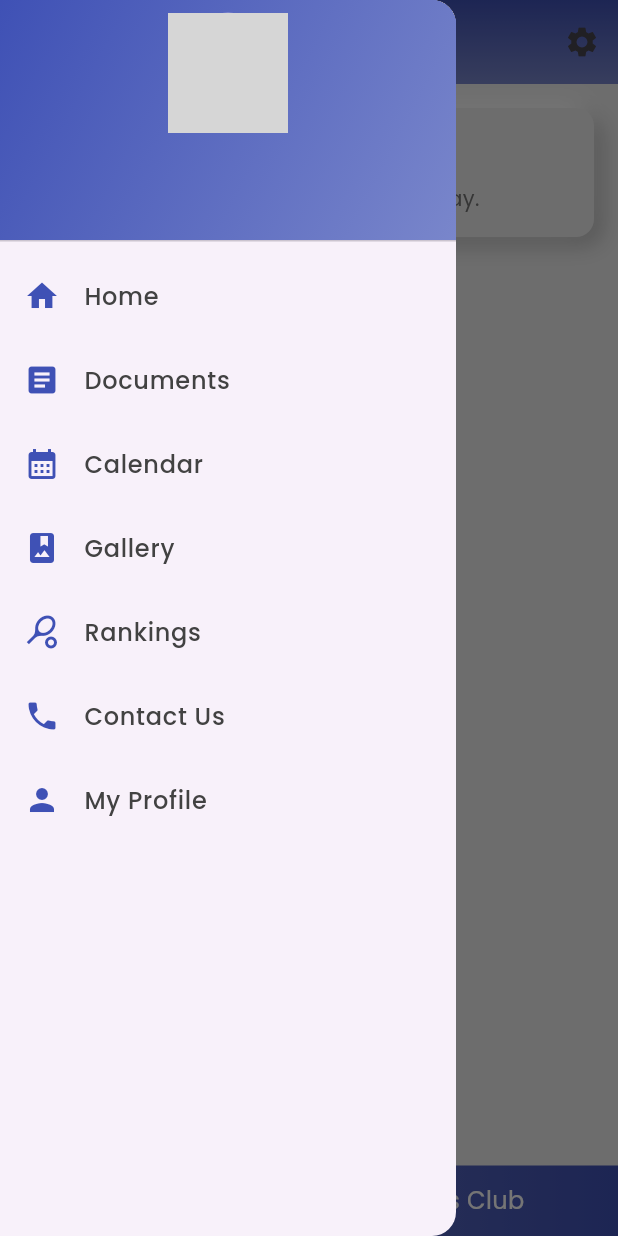
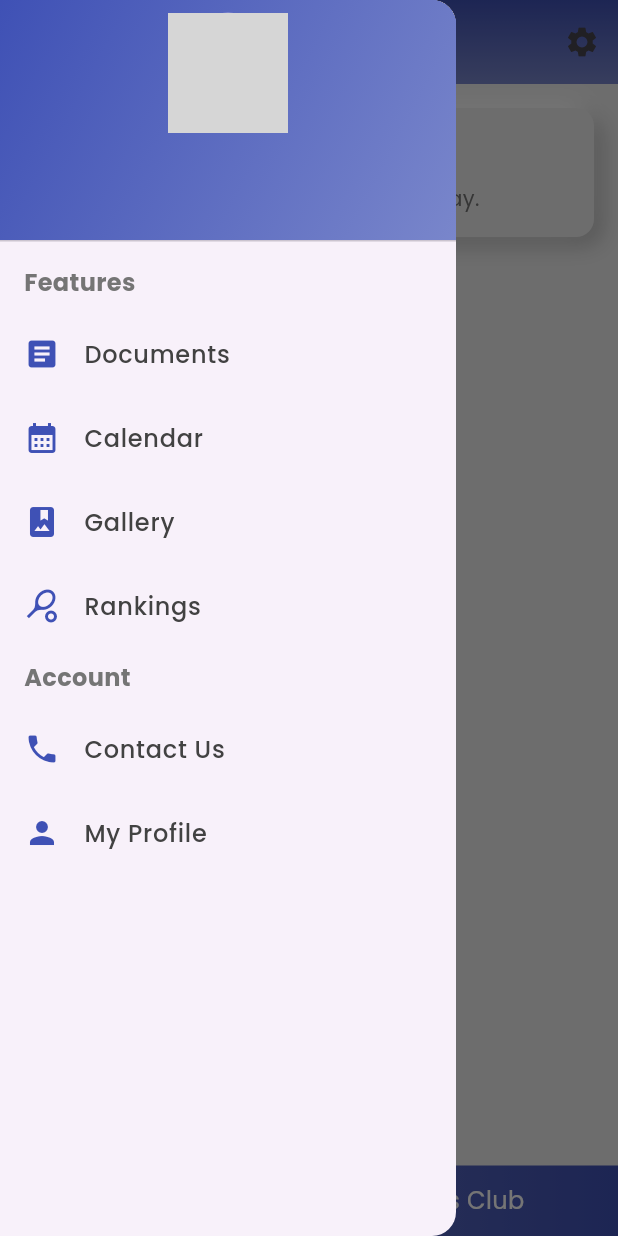
Before and after one commit to Rogaz111/Ashton-Tennis-Club-Production, a Flutter app: the HomePage screen opened directly with empty values, with the side drawer open, on a phone screen of 412 x 824 dp. Run offline on Flutter 3.47's test engine with Material 3 defaults, Android fonts, the phone set to English and light mode, and no system bars; our stand-ins replace cloud_firestore, firebase_auth, firebase_core, firebase_storage, google_fonts, image_picker and 1 more; missing offline and left inert: firebase_app_check; accounts and stored records are empty; network calls fail; grey boxes are pictures that could not be loaded.

Commit message:
My Profile adjustment. General improvements on UI. Addition of Contact us screen functionality.

```diff
--- a/lib/screens/drawer_screens/helper_widgets.dart
+++ b/lib/screens/drawer_screens/helper_widgets.dart
@@ -4,10 +4,10 @@ import 'package:google_fonts/google_fonts.dart';
 import 'package:image_picker/image_picker.dart';
 
 // My Profile screen appBar widget
-AppBar buildAppBar(BuildContext context) {
+AppBar buildAppBar(BuildContext context, String title) {
   return AppBar(
     title: Text(
-      'My Profile',
+      title,
       style: GoogleFonts.poppins(fontSize: 24, fontWeight: FontWeight.w600),
     ),
     centerTitle: true,
@@ -123,3 +123,5 @@ Future<void> pickImage({
         File(pickedFile.path)); // Calls the callback with the selected image
   }
 }
+
+//-------------------------Contact Us------------------------//
--- a/lib/screens/drawer_screens/my_profile.dart
+++ b/lib/screens/drawer_screens/my_profile.dart
@@ -91,7 +91,7 @@ class _MyProfileState extends State<MyProfile>
   @override
   Widget build(BuildContext context) {
     return Scaffold(
-      appBar: buildAppBar(context),
+      appBar: buildAppBar(context, 'My Profile'),
       body: fetchingData
           ? buildLoadingIndicatorProfile() // Show loading animation
           : Stack(
@@ -236,7 +236,7 @@ class _MyProfileState extends State<MyProfile>
                               buildFieldProfile(context,
                                   label: 'Current Rank',
                                   usernameController: rankController,
-                                  readOnly: isReadOnly,
+                                  readOnly: true,
                                   inputType: TextInputType.number,
                                   icon: Icons.star),
                             ],
--- a/lib/screens/home/home.dart
+++ b/lib/screens/home/home.dart
@@ -1,4 +1,5 @@
 import 'package:flutter/material.dart';
+import 'package:logger/logger.dart';
 import 'home_widgets.dart';
 
 class HomePage extends StatefulWidget {
@@ -12,12 +13,16 @@ class HomePage extends StatefulWidget {
 class _HomePageState extends State<HomePage> {
   final String clubImage =
       "https://langebergtennis.co.za/ashtontennisclub/sitepad-data/uploads/2024/08/Logo-3_4-1.jpg";
+  final Logger logger = Logger();
 
   // Variables to hold user details
   String? username;
   String? email;
   String? profileImageUrl;
+  String? role;
   String? uid;
+
+  bool isAdmin = false;
 
   @override
   void initState() {
@@ -28,15 +33,29 @@ class _HomePageState extends State<HomePage> {
       email = widget.userData['email'];
       profileImageUrl = widget.userData['profileImageUrl'];
       uid = widget.userData['uid'];
+      role = widget.userData['role'];
+      isAdmin = isAdministrator(role);
     });
+  }
+
+  // Function to check if logged in user is admin or member
+  bool isAdministrator(userRole) {
+    if (userRole == 'admin') {
+      logger.i('Administrator login detected.');
+      return true;
+    } else {
+      logger.i('Non administrator login detected.');
+      return false;
+    }
   }
 
   @override
   Widget build(BuildContext context) {
     return Scaffold(
       backgroundColor: Colors.grey[200],
-      appBar: buildAppBar(context),
-      drawer: buildModernDrawer(context, username, email, profileImageUrl, uid),
+      appBar: buildAppBarHome(context),
+      drawer: buildModernDrawer(
+          context, username, email, profileImageUrl, uid, isAdmin),
       body: SingleChildScrollView(
         padding: const EdgeInsets.all(16),
         child: Column(
--- a/lib/screens/home/home_widgets.dart
+++ b/lib/screens/home/home_widgets.dart
@@ -1,13 +1,14 @@
-import 'package:ashton_tennis_unity/screens/home/home.dart';
 import 'package:firebase_auth/firebase_auth.dart';
 import 'package:flutter/material.dart';
 import 'package:google_fonts/google_fonts.dart';
 
+import '../../placeholder_screen.dart';
+import '../drawer_screens/contact_us.dart';
 import '../drawer_screens/my_profile.dart';
 import '../login/login.dart';
 
 //AppBar Widget
-AppBar buildAppBar(BuildContext context) {
+AppBar buildAppBarHome(BuildContext context) {
   return AppBar(
     title: Text(
       'Home',
@@ -44,16 +45,7 @@ AppBar buildAppBar(BuildContext context) {
                 const SnackBar(content: Text('Successfully logged out')),
               );
             },
-          ),
-          PopupMenuItem(
-            child: ListTile(
-              leading: const Icon(Icons.settings, color: Colors.black54),
-              title: Text('Settings', style: GoogleFonts.poppins()),
-            ),
-            onTap: () {
-              // Implement dark mode logic here
-            },
-          ),
+          )
         ],
       ),
     ],
@@ -62,11 +54,12 @@ AppBar buildAppBar(BuildContext context) {
 
 //Drawer Widget
 Widget buildModernDrawer(BuildContext context, String? username, String? email,
-    String? profileImageUrl, String? userId) {
+    String? profileImageUrl, String? userId, bool admin) {
   return Drawer(
     child: ListView(
       padding: EdgeInsets.zero,
       children: [
+        // Drawer Header
         DrawerHeader(
           decoration: const BoxDecoration(
             gradient: LinearGradient(
@@ -75,11 +68,9 @@ Widget buildModernDrawer(BuildContext context, String? username, String? email,
               end: Alignment.bottomRight,
             ),
           ),
-          // Adjust the padding or height if needed
-          padding:
-              EdgeInsets.zero, // removes default padding if overflow persists
+          padding: EdgeInsets.zero,
           child: SizedBox(
-            height: 160, // Increase this value if needed
+            height: 160,
             child: Column(
               mainAxisAlignment: MainAxisAlignment.center,
               children: [
@@ -91,32 +82,74 @@ Widget buildModernDrawer(BuildContext context, String? username, String? email,
                           as ImageProvider,
                 ),
                 const SizedBox(height: 10),
-                Text(username ?? 'User',
-                    style: GoogleFonts.poppins(
-                        fontSize: 18,
-                        fontWeight: FontWeight.bold,
-                        color: Colors.white)),
+                Text(
+                  username ?? 'User',
+                  style: GoogleFonts.poppins(
+                    fontSize: 18,
+                    fontWeight: FontWeight.bold,
+                    color: Colors.white,
+                  ),
+                ),
                 const SizedBox(height: 5),
-                Text(email ?? 'user@example.com',
-                    style: GoogleFonts.poppins(
-                        fontSize: 14, color: Colors.white70)),
+                Text(
+                  email ?? 'user@example.com',
+                  style: GoogleFonts.poppins(
+                    fontSize: 14,
+                    color: Colors.white70,
+                  ),
+                ),
               ],
             ),
           ),
         ),
-        buildListTile(Icons.home, 'Home', context, LoginPage()),
-        buildListTile(Icons.article, 'Documents', context, LoginPage()),
-        buildListTile(Icons.calendar_month, 'Calendar', context, LoginPage()),
-        buildListTile(Icons.photo_album, 'Gallery', context, LoginPage()),
-        buildListTile(Icons.sports_tennis, 'Rankings', context, LoginPage()),
-        buildListTile(Icons.phone, 'Contact Us', context, LoginPage()),
+
+        // Section 1: Features
+        Padding(
+          padding: const EdgeInsets.symmetric(horizontal: 16.0, vertical: 8.0),
+          child: Text(
+            'Features',
+            style: GoogleFonts.poppins(
+              fontSize: 16,
+              fontWeight: FontWeight.bold,
+              color: Colors.grey[600],
+            ),
+          ),
+        ),
+        buildListTile(
+            Icons.article, 'Documents', context, const PlaceHolderScreen()),
+        buildListTile(Icons.calendar_month, 'Calendar', context,
+            const PlaceHolderScreen()),
+        buildListTile(
+            Icons.photo_album, 'Gallery', context, const PlaceHolderScreen()),
+        buildListTile(Icons.sports_tennis, 'Rankings', context,
+            const PlaceHolderScreen()),
+
+        // Section 2: Account
+        Padding(
+          padding: const EdgeInsets.symmetric(horizontal: 16.0, vertical: 8.0),
+          child: Text(
+            'Account',
+            style: GoogleFonts.poppins(
+              fontSize: 16,
+              fontWeight: FontWeight.bold,
+              color: Colors.grey[600],
+            ),
+          ),
+        ),
+        buildListTile(
+            Icons.phone,
+            'Contact Us',
+            context,
+            ContactUsPage(
+              isAdmin: admin,
+            )),
         buildListTile(
             Icons.person,
             'My Profile',
             context,
             MyProfile(
               uid: userId!,
-            ))
+            )),
       ],
     ),
   );
--- a/pubspec.yaml
+++ b/pubspec.yaml
@@ -43,6 +43,7 @@ dependencies:
   firebase_app_check: ^0.3.1+4
   logger: ^2.4.0
   image_picker: ^1.1.2
+  uuid: ^4.5.1
 
 dev_dependencies:
   flutter_test:
@@ -69,7 +70,11 @@ flutter:
   uses-material-design: true
   assets:
     - assets/images/login_logo.png
+    - assets/images/memeber_default_image.png
     - assets/images/app_logo.png
+
+
+
 
 flutter_icons:
   android: true
```
Also changed, not shown: lib/auth/firebase_contact_us_crud.dart (added, +71 -0 lines), lib/models/commitee_member.dart (added, +21 -0 lines), lib/placeholder_screen.dart (added, +19 -0 lines), lib/screens/drawer_screens/contact_us.dart (added, +382 -0 lines), lib/screens/forget_password/forget_password_unauth.dart (+29 -6 lines), assets/images/memeber_default_image.png (added), pubspec.lock.
